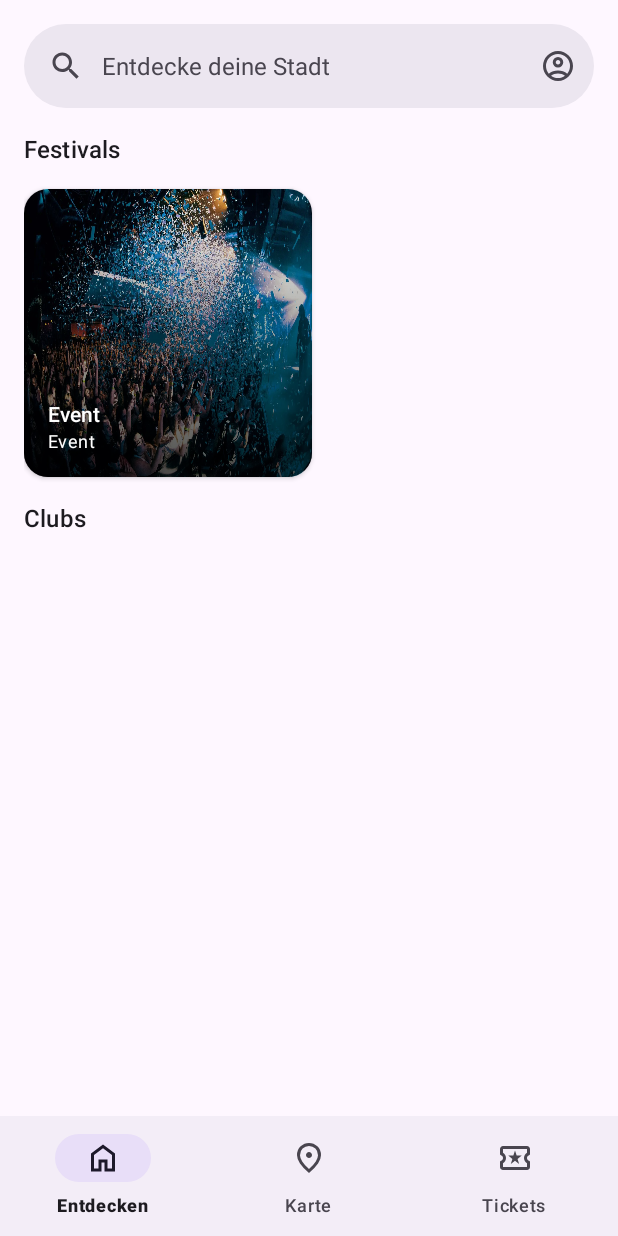
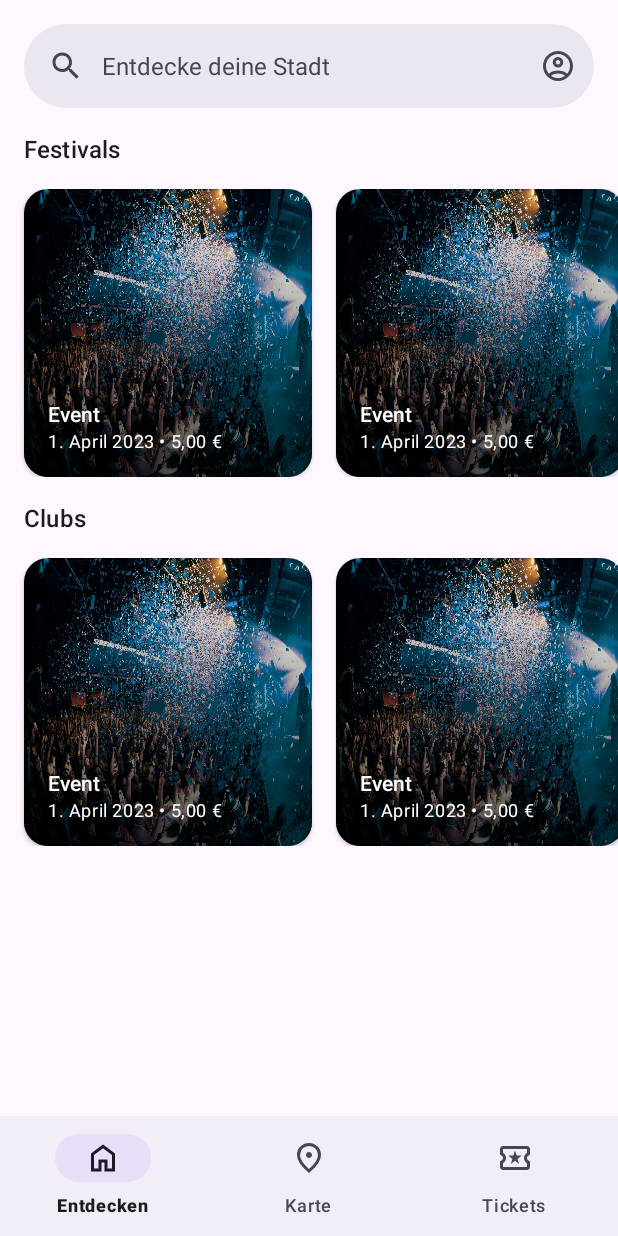
Before and after one commit to Sandlo/EventRadar, an Android app: the screen it shows after launch (MainActivity), on a phone screen of 412 x 824 dp. Run offline under Robolectric (Android 15) with nearby library versions, the phone set to English and light mode, and no system bars; our stand-ins replace navigation-ui.

Commit message:
Make discover list dynamic

```diff
--- /dev/null
+++ b/app/src/main/java/com/example/eventradar/adapters/EventListAdapter.kt
@@ -0,0 +1,47 @@
+package com.example.eventradar.adapters
+
+import android.annotation.SuppressLint
+import android.view.ViewGroup
+import androidx.recyclerview.widget.RecyclerView
+import android.view.View
+import android.widget.TextView
+import com.example.eventradar.R
+import android.view.LayoutInflater
+import android.widget.RelativeLayout
+import com.example.eventradar.data.SimpleListItem
+import com.example.eventradar.interfaces.RecyclerViewHelperInterface
+
+class EventListAdapter(
+    private val items: List<SimpleListItem>,
+    private val helperInterface: RecyclerViewHelperInterface
+    ) : RecyclerView.Adapter<EventListAdapter.ViewHolder>() {
+
+    override fun onCreateViewHolder(
+        parent: ViewGroup,
+        viewType: Int
+    ): ViewHolder {
+        return ViewHolder(
+            LayoutInflater
+                .from(parent.context)
+                .inflate(R.layout.list_item_event, parent, false)
+        )
+    }
+
+    @SuppressLint("ClickableViewAccessibility")
+    override fun onBindViewHolder(holder: ViewHolder, position: Int) {
+        holder.frame.setBackgroundResource(items[position].icon)
+        holder.title.text = items[position].title
+        holder.summary.text = items[position].summary
+        holder.itemView.setOnClickListener { helperInterface.onItemClicked(holder.itemView, position) }
+    }
+
+    override fun getItemCount(): Int {
+        return items.size
+    }
+
+    class ViewHolder(view: View) : RecyclerView.ViewHolder(view) {
+        val frame: RelativeLayout = view.findViewById(R.id.frame)
+        val title: TextView = view.findViewById(R.id.title)
+        val summary: TextView = view.findViewById(R.id.summary)
+    }
+}
--- a/app/src/main/java/com/example/eventradar/fragments/DiscoverFragment.kt
+++ b/app/src/main/java/com/example/eventradar/fragments/DiscoverFragment.kt
@@ -5,15 +5,20 @@ import android.os.Bundle
 import android.view.LayoutInflater
 import android.view.View
 import android.view.ViewGroup
-import androidx.cardview.widget.CardView
+import android.widget.Toast
 import androidx.fragment.app.Fragment
+import androidx.recyclerview.widget.LinearLayoutManager
+import androidx.recyclerview.widget.RecyclerView
 import com.example.eventradar.R
 import com.example.eventradar.activities.EventActivity
 import com.example.eventradar.activities.MainActivity
+import com.example.eventradar.adapters.EventListAdapter
+import com.example.eventradar.data.SimpleListItem
 import com.example.eventradar.helpers.OutOfScopeDialog
+import com.example.eventradar.interfaces.RecyclerViewHelperInterface
 import com.google.android.material.search.SearchBar
 
-class DiscoverFragment : Fragment() {
+class DiscoverFragment : Fragment(), RecyclerViewHelperInterface {
 
     override fun onCreateView(
         inflater: LayoutInflater,
@@ -32,10 +37,31 @@ class DiscoverFragment : Fragment() {
             }
         }
 
-        root.findViewById<CardView>(R.id.dummy_button).setOnClickListener {
-            requireContext().startActivity(Intent(requireContext(), EventActivity::class.java))
-        }
+        val dummyItem = SimpleListItem(
+            "Event",
+            "1. April 2023 • 5,00 €",
+            R.drawable.elena_de_soto
+        )
+
+        val firstRecyclerView = root.findViewById<RecyclerView>(R.id.first_list)
+        firstRecyclerView.layoutManager = LinearLayoutManager(requireContext(), RecyclerView.HORIZONTAL, false)
+        firstRecyclerView.adapter = EventListAdapter(
+            Array(20) { dummyItem }.asList(),
+            this
+        )
+
+        val secondRecyclerView = root.findViewById<RecyclerView>(R.id.second_list)
+        secondRecyclerView.layoutManager = LinearLayoutManager(requireContext(), RecyclerView.HORIZONTAL, false)
+        secondRecyclerView.adapter = EventListAdapter(
+            Array(20) { dummyItem }.asList(),
+            this
+        )
 
         return root
     }
+
+    override fun onItemClicked(view: View, position: Int) {
+        Toast.makeText(requireContext(), position.toString(), Toast.LENGTH_SHORT).show()
+        requireContext().startActivity(Intent(requireContext(), EventActivity::class.java))
+    }
 }
--- a/app/src/main/res/layout/fragment_discover.xml
+++ b/app/src/main/res/layout/fragment_discover.xml
@@ -2,7 +2,6 @@
 <LinearLayout xmlns:android="http://schemas.android.com/apk/res/android"
     android:layout_width="match_parent"
     android:layout_height="match_parent"
-    android:padding="@dimen/full_padding"
     android:orientation="vertical"
     xmlns:app="http://schemas.android.com/apk/res-auto">
 
@@ -10,7 +9,7 @@
         android:id="@+id/search_bar"
         android:layout_width="match_parent"
         android:layout_height="wrap_content"
-        android:layout_marginBottom="@dimen/full_padding"
+        android:layout_margin="@dimen/full_padding"
         app:defaultMarginsEnabled="false"
         app:menu="@menu/search_bar_menu"
         android:hint="@string/search_hint_discover" />
@@ -18,53 +17,30 @@
         <TextView
             android:layout_width="match_parent"
             android:layout_height="wrap_content"
-            android:layout_marginBottom="@dimen/full_padding"
+            android:layout_marginHorizontal="@dimen/full_padding"
             android:text="@string/festivals"
             android:textAppearance="@style/TextAppearance.Material3.TitleMedium"/>
 
-        <androidx.cardview.widget.CardView
-            android:id="@+id/dummy_button"
-            android:layout_width="192dp"
-            android:layout_height="192dp"
-            android:layout_marginBottom="@dimen/full_padding"
-            app:cardCornerRadius="@dimen/full_padding">
-
-            <RelativeLayout
-                android:layout_width="match_parent"
-                android:layout_height="match_parent"
-                android:background="@drawable/elena_de_soto">
-
-                <View
-                    android:layout_width="match_parent"
-                    android:layout_height="match_parent"
-                    android:background="@drawable/gradient_dim" />
-
-                <TextView
-                    android:layout_width="wrap_content"
-                    android:layout_height="wrap_content"
-                    android:text="@string/title_event"
-                    android:textAppearance="@style/TextAppearance.Material3.TitleSmall"
-                    android:textColor="@android:color/white"
-                    android:layout_above="@id/summary"
-                    android:paddingHorizontal="@dimen/full_padding" />
-
-                <TextView
-                    android:id="@+id/summary"
-                    android:layout_width="wrap_content"
-                    android:layout_height="wrap_content"
-                    android:text="@string/title_event"
-                    android:textAppearance="@style/TextAppearance.Material3.BodySmall"
-                    android:textColor="@android:color/white"
-                    android:layout_alignParentBottom="true"
-                    android:paddingHorizontal="@dimen/full_padding"
-                    android:paddingBottom="@dimen/full_padding" />
-            </RelativeLayout>
-        </androidx.cardview.widget.CardView>
+        <androidx.recyclerview.widget.RecyclerView
+            android:id="@+id/first_list"
+            android:layout_width="match_parent"
+            android:layout_height="wrap_content"
+            android:layout_marginVertical="@dimen/full_padding"
+            android:paddingHorizontal="@dimen/full_padding"
+            android:clipToPadding="false" />
 
         <TextView
             android:layout_width="match_parent"
             android:layout_height="wrap_content"
-            android:layout_marginBottom="@dimen/full_padding"
+            android:layout_marginHorizontal="@dimen/full_padding"
             android:text="@string/clubs"
             android:textAppearance="@style/TextAppearance.Material3.TitleMedium"/>
+
+    <androidx.recyclerview.widget.RecyclerView
+            android:id="@+id/second_list"
+            android:layout_width="match_parent"
+            android:layout_height="wrap_content"
+            android:layout_marginVertical="@dimen/full_padding"
+            android:paddingHorizontal="@dimen/full_padding"
+            android:clipToPadding="false" />
     </LinearLayout>
--- /dev/null
+++ b/app/src/main/res/layout/list_item_event.xml
@@ -0,0 +1,41 @@
+<?xml version="1.0" encoding="utf-8"?>
+<androidx.cardview.widget.CardView xmlns:android="http://schemas.android.com/apk/res/android"
+    xmlns:app="http://schemas.android.com/apk/res-auto"
+    android:layout_width="192dp"
+    android:layout_height="192dp"
+    android:layout_marginEnd="@dimen/full_padding"
+    app:cardCornerRadius="@dimen/full_padding">
+
+    <RelativeLayout
+        android:id="@+id/frame"
+        android:layout_width="match_parent"
+        android:layout_height="match_parent"
+        android:background="@drawable/elena_de_soto">
+
+        <View
+            android:layout_width="match_parent"
+            android:layout_height="match_parent"
+            android:background="@drawable/gradient_dim" />
+
+        <TextView
+            android:id="@+id/title"
+            android:layout_width="wrap_content"
+            android:layout_height="wrap_content"
+            android:text="@string/title_event"
+            android:textAppearance="@style/TextAppearance.Material3.TitleSmall"
+            android:textColor="@android:color/white"
+            android:layout_above="@id/summary"
+            android:paddingHorizontal="@dimen/full_padding" />
+
+        <TextView
+            android:id="@+id/summary"
+            android:layout_width="wrap_content"
+            android:layout_height="wrap_content"
+            android:text="@string/title_event"
+            android:textAppearance="@style/TextAppearance.Material3.BodySmall"
+            android:textColor="@android:color/white"
+            android:layout_alignParentBottom="true"
+            android:paddingHorizontal="@dimen/full_padding"
+            android:paddingBottom="@dimen/full_padding" />
+    </RelativeLayout>
+</androidx.cardview.widget.CardView>
```
